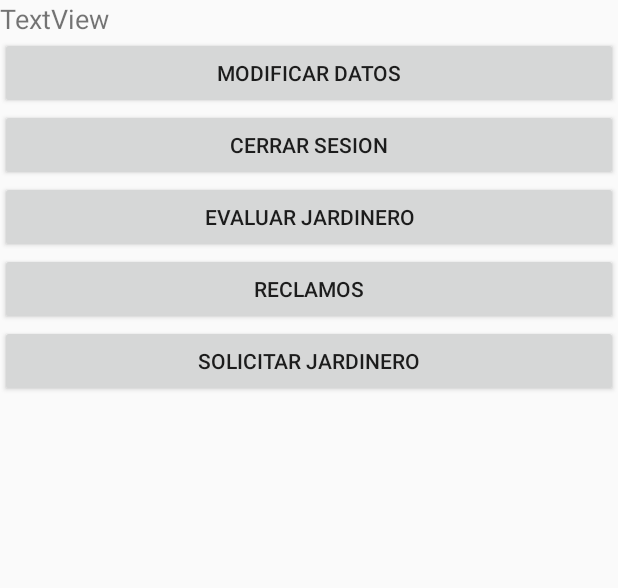
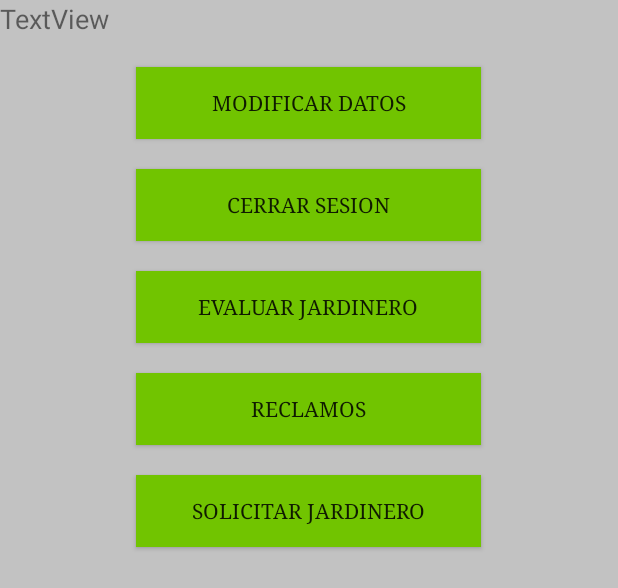
Before and after one commit to paoparra/Jardineros-GPS, an Android app: the layout panel_usuario.xml on its own in the app's theme, with its tools: preview values and no code run, on a phone screen of 412 x 824 dp. Shown: the top 588 px of the screen. Run offline under Robolectric (Android 15) with nearby library versions, the light colour scheme and no system bars.

Commit message:
avance10

```diff
--- a/jardineros/app/src/main/res/layout/login_usuario.xml
+++ b/jardineros/app/src/main/res/layout/login_usuario.xml
@@ -2,7 +2,8 @@
 <LinearLayout xmlns:android="http://schemas.android.com/apk/res/android"
     android:orientation="vertical" android:layout_width="match_parent"
     android:layout_height="match_parent"
-    android:weightSum="1">
+    android:weightSum="1"
+    android:background="#C2C2C2">
 
     <Space
         android:layout_width="match_parent"
--- a/jardineros/app/src/main/res/layout/panel_usuario.xml
+++ b/jardineros/app/src/main/res/layout/panel_usuario.xml
@@ -1,7 +1,8 @@
 <?xml version="1.0" encoding="utf-8"?>
 <LinearLayout xmlns:android="http://schemas.android.com/apk/res/android"
     android:orientation="vertical" android:layout_width="match_parent"
-    android:layout_height="match_parent">
+    android:layout_height="match_parent"
+    android:background="#C2C2C2">
 
     <TextView
         android:text="TextView"
@@ -12,31 +13,57 @@
 
     <Button
         android:text="Modificar Datos"
-        android:layout_width="match_parent"
+
+        android:id="@+id/mdatos"
+        android:background="#71C400"
+        android:fontFamily="serif"
+        android:layout_width="230dp"
         android:layout_height="wrap_content"
-        android:id="@+id/mdatos" />
+        android:layout_gravity="center_horizontal"
+        android:layout_marginTop="20dp"
+        />
 
     <Button
         android:text="Cerrar Sesion"
-        android:layout_width="match_parent"
+
+        android:id="@+id/csesion"
+        android:background="#71C400"
+        android:fontFamily="serif"
+        android:layout_width="230dp"
         android:layout_height="wrap_content"
-        android:id="@+id/csesion" />
+        android:layout_gravity="center_horizontal"
+        android:layout_marginTop="20dp"/>
 
     <Button
         android:id="@+id/evaluarJardinero"
-        android:layout_width="match_parent"
+
+        android:text="Evaluar Jardinero"
+        android:background="#71C400"
+        android:fontFamily="serif"
+        android:layout_width="230dp"
         android:layout_height="wrap_content"
-        android:text="Evaluar Jardinero" />
+        android:layout_gravity="center_horizontal"
+        android:layout_marginTop="20dp"/>
 
     <Button
         android:id="@+id/reclamos"
-        android:layout_width="match_parent"
+
+        android:text="Reclamos"
+        android:background="#71C400"
+        android:fontFamily="serif"
+        android:layout_width="230dp"
         android:layout_height="wrap_content"
-        android:text="Reclamos" />
+        android:layout_gravity="center_horizontal"
+        android:layout_marginTop="20dp"/>
 
     <Button
         android:id="@+id/solicitarJardinero"
-        android:layout_width="match_parent"
+
+        android:text="Solicitar Jardinero"
+        android:background="#71C400"
+        android:fontFamily="serif"
+        android:layout_width="230dp"
         android:layout_height="wrap_content"
-        android:text="Solicitar Jardinero" />
+        android:layout_gravity="center_horizontal"
+        android:layout_marginTop="20dp"/>
 </LinearLayout>
```
Also changed, not shown: 56 other files.
